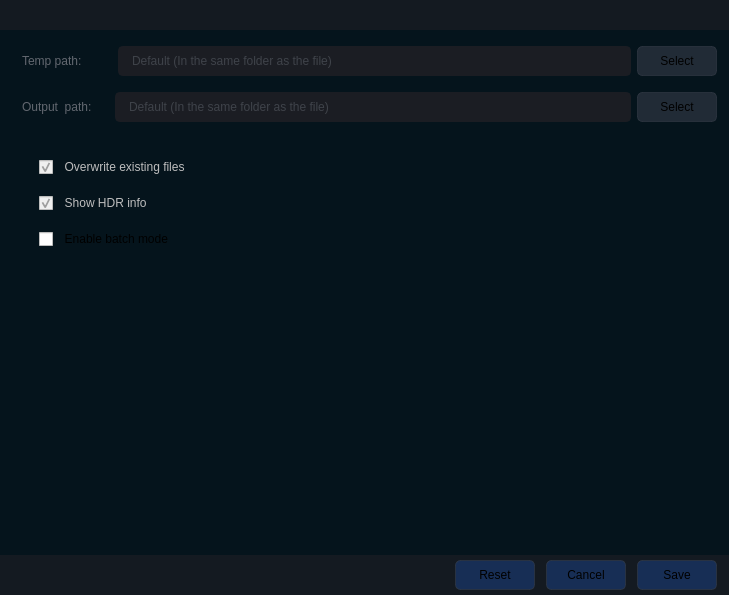
Qt form app/settings.ui (CineEncoder/cine-encoder) before a commit.
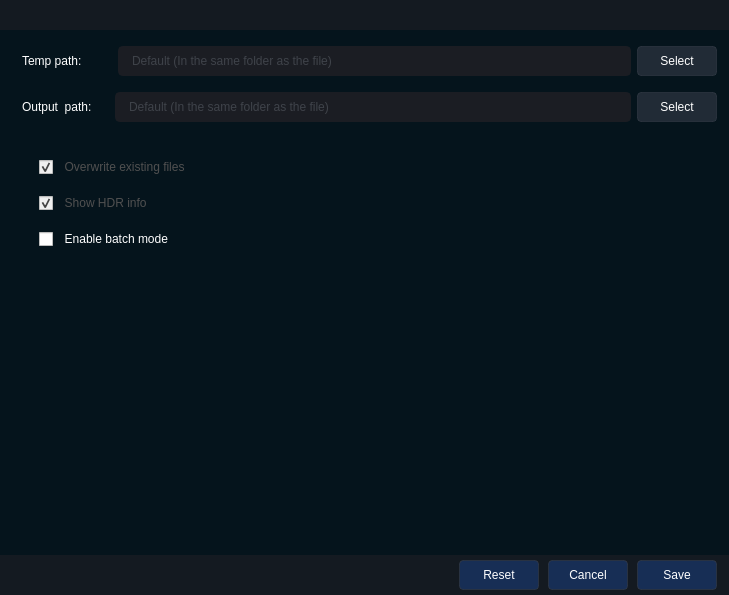
The same form after that commit. Icons and pictures are not drawn.

```diff
--- a/app/settings.ui
+++ b/app/settings.ui
@@ -191,6 +191,9 @@
              <verstretch>0</verstretch>
             </sizepolicy>
            </property>
+           <property name="styleSheet">
+            <string notr="true">color: rgb(80, 80, 80);</string>
+           </property>
            <property name="locale">
             <locale language="English" country="UnitedStates"/>
            </property>
@@ -268,6 +271,9 @@
          </item>
          <item row="5" column="1">
           <widget class="QCheckBox" name="checkBox_1">
+           <property name="styleSheet">
+            <string notr="true">color: rgb(255, 255, 255);</string>
+           </property>
            <property name="text">
             <string>  Enable batch mode</string>
            </property>
@@ -284,6 +290,9 @@
              <verstretch>0</verstretch>
             </sizepolicy>
            </property>
+           <property name="styleSheet">
+            <string notr="true">color: rgb(80, 80, 80);</string>
+           </property>
            <property name="text">
             <string>  Show HDR info</string>
            </property>
@@ -388,7 +397,7 @@
            </size>
           </property>
           <property name="styleSheet">
-           <string notr="true">color: rgb(98, 103, 111);</string>
+           <string notr="true">color: rgb(255, 255, 255);</string>
           </property>
           <property name="text">
            <string>Temp path:</string>
@@ -422,8 +431,9 @@
           </property>
           <property name="styleSheet">
            <string notr="true">QPushButton {
+	color: rgb(255, 255, 255);
 	border: 1px solid rgba(52, 59, 72, 150);
-	border-radius: 5px;	
+	border-radius: 4px;	
 	background-color: rgba(52, 59, 72, 150);
 }
 QPushButton:hover {
@@ -543,8 +553,9 @@
              </property>
              <property name="styleSheet">
               <string notr="true">QPushButton {
+	color: rgb(255, 255, 255);
 	border: 1px solid rgba(52, 59, 72, 150);
-	border-radius: 5px;	
+	border-radius: 4px;	
 	background-color: rgba(25, 59, 120, 150);
 }
 QPushButton:hover {
@@ -571,7 +582,7 @@
              </property>
              <property name="sizeHint" stdset="0">
               <size>
-               <width>5</width>
+               <width>3</width>
                <height>20</height>
               </size>
              </property>
@@ -607,8 +618,9 @@
              </property>
              <property name="styleSheet">
               <string notr="true">QPushButton {
+	color: rgb(255, 255, 255);
 	border: 1px solid rgba(52, 59, 72, 150);
-	border-radius: 5px;	
+	border-radius: 4px;	
 	background-color: rgba(25, 59, 120, 150);
 }
 QPushButton:hover {
@@ -635,7 +647,7 @@
              </property>
              <property name="sizeHint" stdset="0">
               <size>
-               <width>5</width>
+               <width>3</width>
                <height>20</height>
               </size>
              </property>
@@ -671,8 +683,9 @@
              </property>
              <property name="styleSheet">
               <string notr="true">QPushButton {
+	color: rgb(255, 255, 255);
 	border: 1px solid rgba(52, 59, 72, 150);
-	border-radius: 5px;	
+	border-radius: 4px;	
 	background-color: rgba(25, 59, 120, 150);
 }
 QPushButton:hover {
@@ -708,7 +721,7 @@
         <item row="0" column="1">
          <widget class="QLabel" name="label_credits_9">
           <property name="styleSheet">
-           <string notr="true">color: rgb(98, 103, 111);</string>
+           <string notr="true">color: rgb(255, 255, 255);</string>
           </property>
           <property name="text">
            <string>Output  path:</string>
@@ -758,8 +771,9 @@
           </property>
           <property name="styleSheet">
            <string notr="true">QPushButton {
+	color: rgb(255, 255, 255);
 	border: 1px solid rgba(52, 59, 72, 150);
-	border-radius: 5px;	
+	border-radius: 4px;	
 	background-color: rgba(52, 59, 72, 150);
 }
 QPushButton:hover {
```
